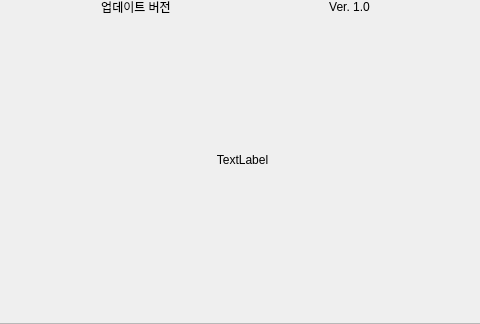
Above: ver_check/Ver_check.ui from kangsy0058/NFC_2021_Kiosk before the change; both pictures show x 158 to 638 and y 156 to 480 of the 800 by 480 pixel window. Below: the same form after it.
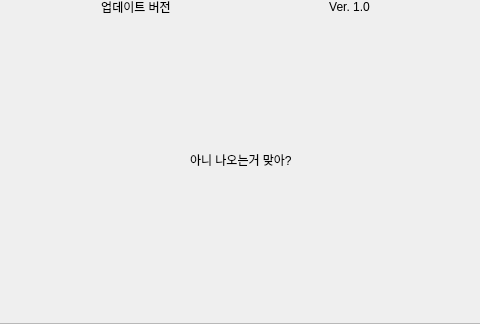
That is the form after the change. Icons and pictures are not drawn.

```diff
--- a/ver_check/Ver_check.ui
+++ b/ver_check/Ver_check.ui
@@ -109,12 +109,12 @@
       <widget class="QLabel" name="loading_img">
        <property name="minimumSize">
         <size>
-         <width>0</width>
+         <width>419</width>
          <height>150</height>
         </size>
        </property>
        <property name="text">
-        <string>TextLabel</string>
+        <string>아니 나오는거 맞아? </string>
        </property>
        <property name="alignment">
         <set>Qt::AlignCenter</set>
```
